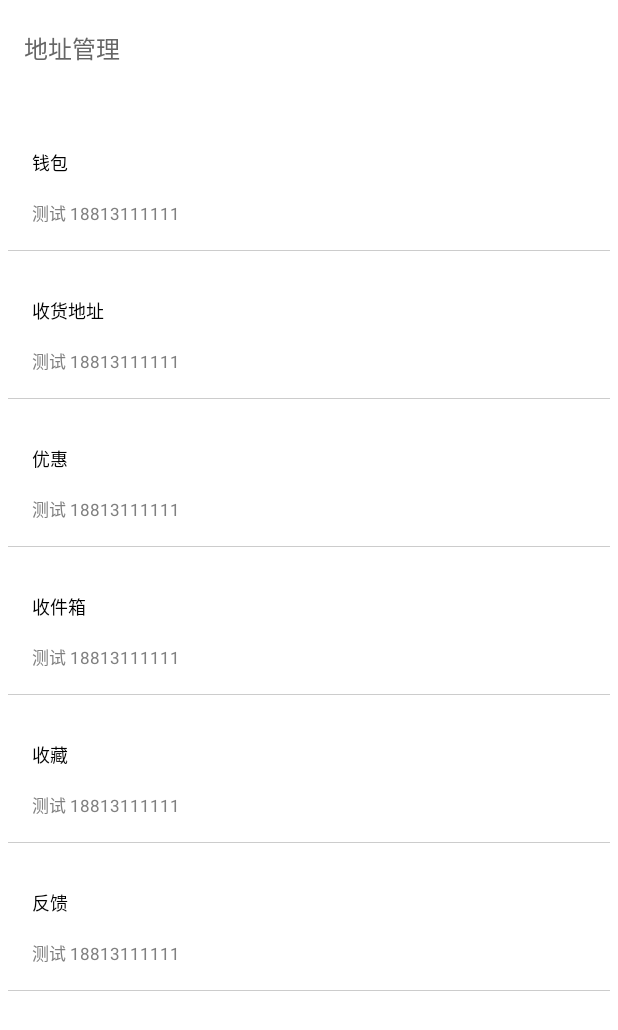
After one commit to ownertest/zomake_android, an Android app: the AddressManageActivity screen opened directly, with no data from a screen before it, on a phone screen of 412 x 824 dp. The commit adds this screen. Shown: the top 1030 px of the screen. Run offline under Robolectric (Android 15) with nearby library versions, the phone set to English and light mode, and no system bars; our stand-ins replace ButterKnife; libraries missing offline, so code that uses them is left out: com.umeng.analytics, rx.android.schedulers, rx.functions, rx.subjects, rx.subscriptions; 1 statement that could not run was skipped.

Commit message:
add address setting

```diff
--- a/app/src/main/AndroidManifest.xml
+++ b/app/src/main/AndroidManifest.xml
@@ -34,6 +34,8 @@
         </activity>
         <activity android:name=".ui.activity.SettingActivity">
         </activity>
+        <activity android:name=".ui.activity.AddressManageActivity">
+        </activity>
     </application>
 
 </manifest>
--- /dev/null
+++ b/app/src/main/java/com/zomake/mobile/ui/activity/AddressManageActivity.java
@@ -0,0 +1,53 @@
+package com.zomake.mobile.ui.activity;
+
+import android.support.v7.app.AppCompatActivity;
+import android.os.Bundle;
+import android.support.v7.widget.GridLayoutManager;
+import android.support.v7.widget.LinearLayoutManager;
+
+import com.jaydenxiao.common.base.BaseActivity;
+import com.jaydenxiao.common.irecyclerview.IRecyclerView;
+import com.jaydenxiao.common.irecyclerview.universaladapter.ViewHolderHelper;
+import com.jaydenxiao.common.irecyclerview.universaladapter.recyclerview.CommonRecycleViewAdapter;
+import com.zomake.mobile.R;
+import com.zomake.mobile.widget.SpacesItemDecoration;
+
+import java.util.Arrays;
+
+import butterknife.Bind;
+
+public class AddressManageActivity extends BaseActivity {
+
+    @Bind(R.id.address_re)
+    IRecyclerView recyclerView;
+
+    private CommonRecycleViewAdapter<String> adapter;
+    private String[] iconTexts = {"钱包", "收货地址", "优惠", "收件箱", "收藏", "反馈"};
+
+    @Override
+    public int getLayoutId() {
+        return R.layout.activity_address_manage;
+    }
+
+    @Override
+    public void initPresenter() {
+
+    }
+
+    @Override
+    public void initView() {
+        initAddressList();
+    }
+
+    private void initAddressList() {
+        recyclerView.setLayoutManager(new LinearLayoutManager(this));
+        adapter = new CommonRecycleViewAdapter<String>(this, R.layout.address_item_layout) {
+            @Override
+            public void convert(ViewHolderHelper helper, String text) {
+                helper.setText(R.id.title, text);
+            }
+        };
+        adapter.addAll(Arrays.asList(iconTexts));
+        recyclerView.setAdapter(adapter);
+    }
+}
--- /dev/null
+++ b/app/src/main/res/layout/activity_address_manage.xml
@@ -0,0 +1,32 @@
+<?xml version="1.0" encoding="utf-8"?>
+<LinearLayout
+    xmlns:android="http://schemas.android.com/apk/res/android"
+    xmlns:tools="http://schemas.android.com/tools"
+    android:id="@+id/activity_address_manage"
+    android:layout_width="match_parent"
+    android:layout_height="match_parent"
+    android:orientation="vertical"
+    android:background="@color/white"
+    tools:context="com.zomake.mobile.ui.activity.AddressManageActivity">
+
+    <TextView
+        android:layout_width="match_parent"
+        android:layout_height="wrap_content"
+        android:textSize="16sp"
+        android:layout_marginTop="20dp"
+        android:layout_marginBottom="20dp"
+        android:text="地址管理"
+        android:textColor="#666666"
+        android:layout_marginLeft="16dp"
+    />
+
+    <com.jaydenxiao.common.irecyclerview.IRecyclerView
+        xmlns:app="http://schemas.android.com/apk/res-auto"
+        android:id="@+id/address_re"
+        android:layout_width="match_parent"
+        android:layout_height="wrap_content"
+        android:layout_marginTop="10dp"
+        app:loadMoreEnabled="true"
+        app:refreshEnabled="true" />
+
+</LinearLayout>
--- /dev/null
+++ b/app/src/main/res/layout/address_item_layout.xml
@@ -0,0 +1,34 @@
+<?xml version="1.0" encoding="utf-8"?>
+<LinearLayout xmlns:android="http://schemas.android.com/apk/res/android"
+    android:layout_width="match_parent"
+    android:layout_height="wrap_content"
+    android:orientation="vertical"
+    android:padding="5dp"
+    android:background="@color/white"
+              android:layout_marginTop="20dp">
+
+    <TextView
+        android:id="@+id/title"
+        android:layout_width="match_parent"
+        android:layout_height="wrap_content"
+        android:text="北京市朝阳区"
+        android:textColor="@color/black"
+        android:layout_marginLeft="16dp"
+        android:textSize="12sp" />
+
+    <TextView
+        android:id="@+id/sub_title"
+        android:layout_width="match_parent"
+        android:layout_height="wrap_content"
+        android:text="测试 18813111111"
+        android:textColor="@color/light_gray"
+        android:layout_marginTop="16dp"
+        android:layout_marginLeft="16dp"
+        android:textSize="11sp" />
+
+    <ImageView
+        android:layout_width="match_parent"
+        android:layout_height="1px"
+        android:layout_marginTop="16dp"
+        android:background="@color/divider" />
+</LinearLayout>
```
Also changed, not shown: app/src/main/java/com/zomake/mobile/ui/activity/OrderActivity.java (+49 -0 lines), app/src/main/java/com/zomake/mobile/ui/fragment/MyFragment.java (+9 -4 lines), app/src/main/java/com/zomake/mobile/ui/fragment/OrderListFragment.java (added, +45 -0 lines), app/src/main/res/layout/activity_order.xml (+14 -1 lines), app/src/main/res/layout/order_list_fragment.xml (added, +14 -0 lines), app/src/main/res/layout/user_center_item_layout.xml (+12 -7 lines).
